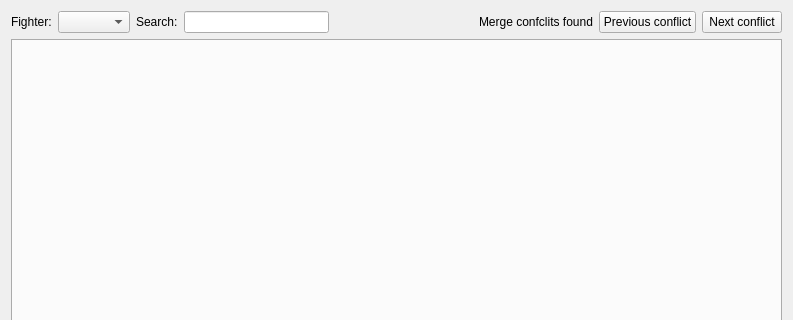
Old version of the form application/forms/MotionLabelsEditor.ui in the repository reframedultimate/ReFramed; both pictures show x 0 to 793 and y 0 to 320 of the 793 by 596 pixel window.
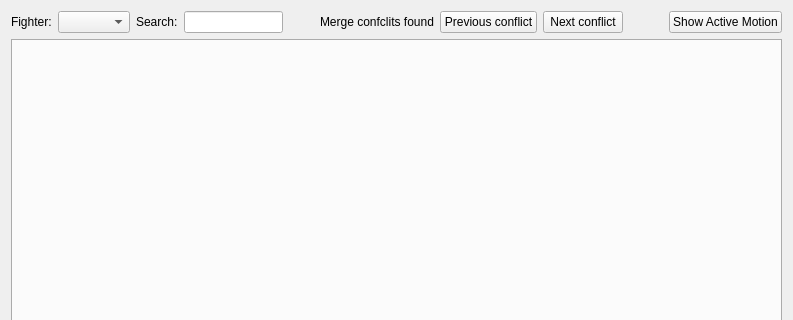
New version of the form.

Commit message: Fixing bugs, added button to jump to currently active motion in table

```diff
--- a/application/forms/MotionLabelsEditor.ui
+++ b/application/forms/MotionLabelsEditor.ui
@@ -74,6 +74,29 @@
        </property>
       </widget>
      </item>
+     <item>
+      <spacer name="horizontalSpacer_3">
+       <property name="orientation">
+        <enum>Qt::Horizontal</enum>
+       </property>
+       <property name="sizeType">
+        <enum>QSizePolicy::Fixed</enum>
+       </property>
+       <property name="sizeHint" stdset="0">
+        <size>
+         <width>40</width>
+         <height>20</height>
+        </size>
+       </property>
+      </spacer>
+     </item>
+     <item>
+      <widget class="QPushButton" name="pushButton_jumpCurrentState">
+       <property name="text">
+        <string>Show Active Motion</string>
+       </property>
+      </widget>
+     </item>
     </layout>
    </item>
    <item>
```
The commit also changes 4 other files.
